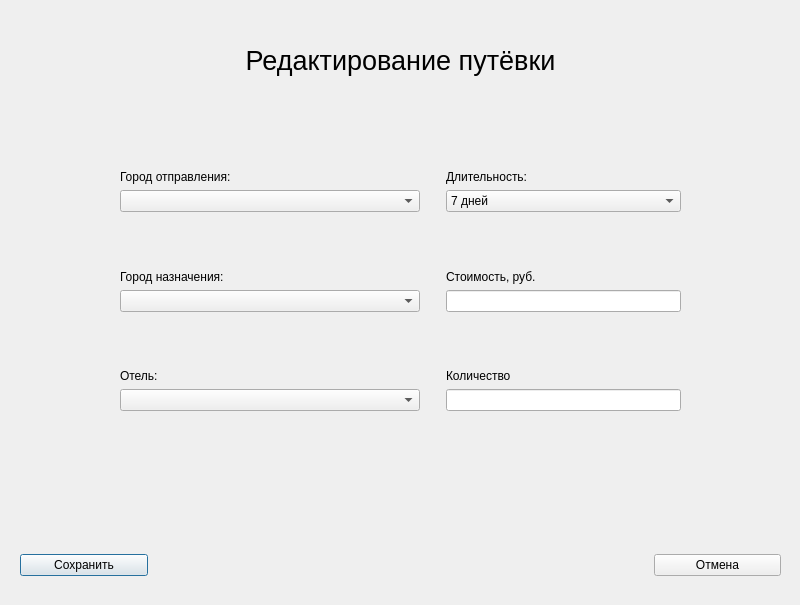
First picture: the form in gui/editticketwindow.ui, repository rkv04/test, before the edit.
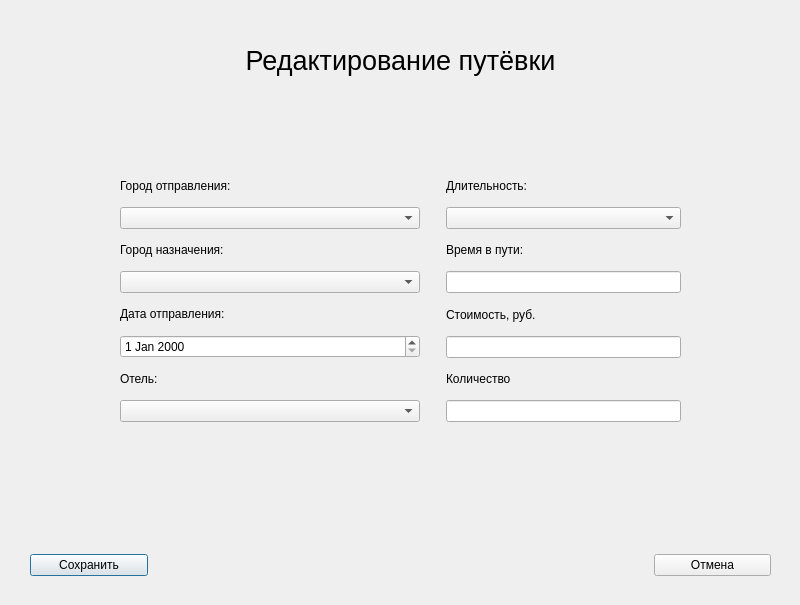
Second picture: the form after the edit.

```diff
--- a/gui/editticketwindow.ui
+++ b/gui/editticketwindow.ui
@@ -28,9 +28,9 @@
   <widget class="QWidget" name="layoutWidget_2">
    <property name="geometry">
     <rect>
-     <x>20</x>
+     <x>30</x>
      <y>550</y>
-     <width>761</width>
+     <width>741</width>
      <height>31</height>
     </rect>
    </property>
@@ -73,78 +73,10 @@
      <x>120</x>
      <y>170</y>
      <width>561</width>
-     <height>241</height>
+     <height>252</height>
     </rect>
    </property>
    <layout class="QGridLayout" name="gridLayout">
-    <item row="5" column="0">
-     <layout class="QVBoxLayout" name="verticalLayout_3">
-      <item>
-       <widget class="QLabel" name="label_5">
-        <property name="text">
-         <string>Отель:</string>
-        </property>
-       </widget>
-      </item>
-      <item>
-       <widget class="QComboBox" name="comboBox_2"/>
-      </item>
-     </layout>
-    </item>
-    <item row="3" column="0">
-     <layout class="QVBoxLayout" name="verticalLayout_2">
-      <item>
-       <widget class="QLabel" name="label_3">
-        <property name="text">
-         <string>Город назначения:</string>
-        </property>
-       </widget>
-      </item>
-      <item>
-       <widget class="QComboBox" name="comboBox_4"/>
-      </item>
-     </layout>
-    </item>
-    <item row="4" column="0">
-     <spacer name="verticalSpacer">
-      <property name="orientation">
-       <enum>Qt::Vertical</enum>
-      </property>
-      <property name="sizeHint" stdset="0">
-       <size>
-        <width>20</width>
-        <height>40</height>
-       </size>
-      </property>
-     </spacer>
-    </item>
-    <item row="3" column="2">
-     <layout class="QVBoxLayout" name="verticalLayout_5">
-      <item>
-       <widget class="QLabel" name="label_6">
-        <property name="text">
-         <string>Стоимость, руб.</string>
-        </property>
-       </widget>
-      </item>
-      <item>
-       <widget class="QLineEdit" name="lineEdit"/>
-      </item>
-     </layout>
-    </item>
-    <item row="2" column="0">
-     <spacer name="verticalSpacer_2">
-      <property name="orientation">
-       <enum>Qt::Vertical</enum>
-      </property>
-      <property name="sizeHint" stdset="0">
-       <size>
-        <width>20</width>
-        <height>40</height>
-       </size>
-      </property>
-     </spacer>
-    </item>
     <item row="0" column="2">
      <layout class="QVBoxLayout" name="verticalLayout_4">
       <item>
@@ -155,27 +87,11 @@
        </widget>
       </item>
       <item>
-       <widget class="QComboBox" name="comboBox">
-        <item>
-         <property name="text">
-          <string>7 дней</string>
-         </property>
-        </item>
-        <item>
-         <property name="text">
-          <string>14 дней</string>
-         </property>
-        </item>
-        <item>
-         <property name="text">
-          <string>28 дней</string>
-         </property>
-        </item>
-       </widget>
+       <widget class="QComboBox" name="durationBox"/>
       </item>
      </layout>
     </item>
-    <item row="3" column="1">
+    <item row="2" column="1">
      <spacer name="horizontalSpacer">
       <property name="orientation">
        <enum>Qt::Horizontal</enum>
@@ -212,7 +128,21 @@
       </item>
      </layout>
     </item>
-    <item row="5" column="2">
+    <item row="4" column="0">
+     <layout class="QVBoxLayout" name="verticalLayout_3">
+      <item>
+       <widget class="QLabel" name="label_5">
+        <property name="text">
+         <string>Отель:</string>
+        </property>
+       </widget>
+      </item>
+      <item>
+       <widget class="QComboBox" name="hotelBox"/>
+      </item>
+     </layout>
+    </item>
+    <item row="4" column="2">
      <layout class="QVBoxLayout" name="verticalLayout_6">
       <item>
        <widget class="QLabel" name="label_7">
@@ -222,7 +152,63 @@
        </widget>
       </item>
       <item>
-       <widget class="QLineEdit" name="lineEdit_2"/>
+       <widget class="QLineEdit" name="quantityEdit"/>
+      </item>
+     </layout>
+    </item>
+    <item row="2" column="0">
+     <layout class="QVBoxLayout" name="verticalLayout_2">
+      <item>
+       <widget class="QLabel" name="label_3">
+        <property name="text">
+         <string>Город назначения:</string>
+        </property>
+       </widget>
+      </item>
+      <item>
+       <widget class="QComboBox" name="destinationCityBox"/>
+      </item>
+     </layout>
+    </item>
+    <item row="3" column="0">
+     <layout class="QVBoxLayout" name="verticalLayout_7">
+      <item>
+       <widget class="QLabel" name="label_9">
+        <property name="text">
+         <string>Дата отправления:</string>
+        </property>
+       </widget>
+      </item>
+      <item>
+       <widget class="QDateEdit" name="departureDateEdit"/>
+      </item>
+     </layout>
+    </item>
+    <item row="3" column="2">
+     <layout class="QVBoxLayout" name="verticalLayout_5">
+      <item>
+       <widget class="QLabel" name="label_6">
+        <property name="text">
+         <string>Стоимость, руб.</string>
+        </property>
+       </widget>
+      </item>
+      <item>
+       <widget class="QLineEdit" name="priceEdit"/>
+      </item>
+     </layout>
+    </item>
+    <item row="2" column="2">
+     <layout class="QVBoxLayout" name="verticalLayout_8">
+      <item>
+       <widget class="QLabel" name="label_8">
+        <property name="text">
+         <string>Время в пути:</string>
+        </property>
+       </widget>
+      </item>
+      <item>
+       <widget class="QLineEdit" name="travelTimeEdit"/>
       </item>
      </layout>
     </item>
```
Left out of the diff: 6 changed lines with no effect on the pictures.
